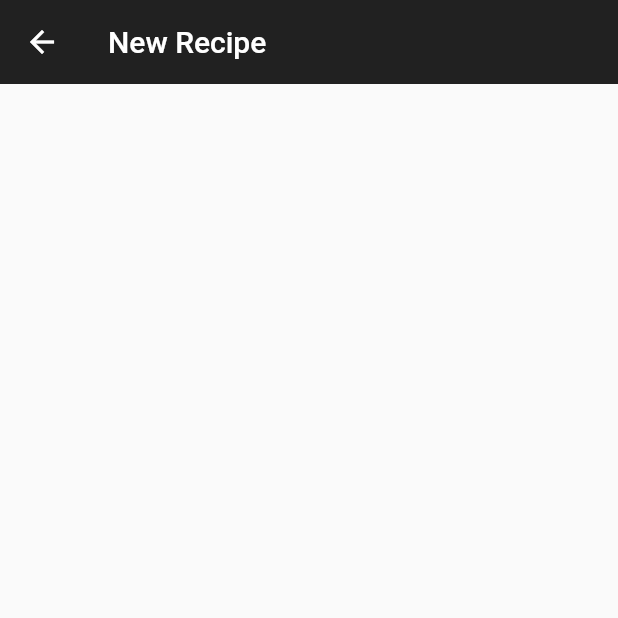
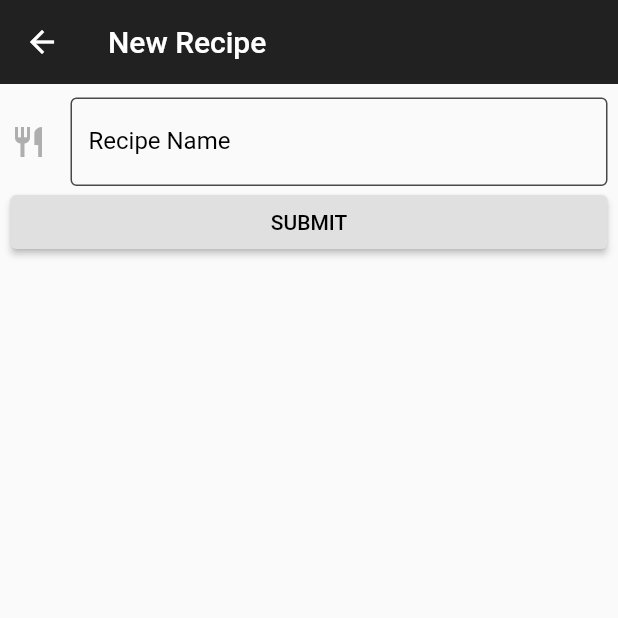
Before and after one commit to wesley38/besitary, a Flutter app: the NewRecipePage screen opened directly, on a phone screen of 412 x 824 dp, the top half of it. Run offline on Flutter 3.47's test engine with Material 2 defaults, Android fonts, the phone set to English and light mode, and no system bars.

Commit message:
Stylised material input field, removed unnecessary text labels

```diff
--- a/lib/main.dart
+++ b/lib/main.dart
@@ -39,7 +39,9 @@ class MyApp extends StatelessWidget {
           style: ElevatedButton.styleFrom(
             primary: ksecondary,
             onPrimary: ktextonS,
-          ))),
+          ),
+        ),
+      ),
       home: const MyHomePage(title: 'Flutter Demo Home Page'),
     );
   }
--- a/lib/new_recipe.dart
+++ b/lib/new_recipe.dart
@@ -1,3 +1,5 @@
+import 'dart:ui';
+
 import 'package:flutter/material.dart';
 
 import 'colors.dart';
@@ -12,9 +14,82 @@ class NewRecipePage extends StatefulWidget {
 class _NewRecipePageState extends State<NewRecipePage> {
   @override
   Widget build(BuildContext context) {
+    // Page has an AppBar and padding around the new recipe form
     return Scaffold(
-      appBar: AppBar(
-        title: Text("New Recipe"),
+        appBar: AppBar(
+          title: const Text("New Recipe"),
+        ),
+        body: const Padding(
+          padding: EdgeInsets.fromLTRB(7.0, 9.0, 7.0, 9.0),
+          child: NewRecipeForm(),
+        ));
+  }
+}
+
+class NewRecipeForm extends StatefulWidget {
+  const NewRecipeForm({Key? key}) : super(key: key);
+
+  @override
+  State<NewRecipeForm> createState() => _NewRecipeFormState();
+}
+
+class _NewRecipeFormState extends State<NewRecipeForm> {
+  final _formKey = GlobalKey<FormState>();
+
+  // Styling for text used for labels
+  final TextStyle _labelStyle = const TextStyle(
+    color: kprimaryDark,
+    fontSize: 20.0,
+  );
+
+  // Generate input decoration
+  InputDecoration createInput(String inputName) {
+    return InputDecoration(
+        labelText: inputName,
+        border: const OutlineInputBorder(),
+        icon: const Icon(
+          Icons.restaurant,
+          color: ksecondaryDark,
+        ),
+        enabledBorder: const OutlineInputBorder(
+          borderSide: BorderSide(color: kprimaryLight),
+        ),
+        focusColor: kprimaryDark,
+        focusedBorder: const OutlineInputBorder(
+          borderSide: BorderSide(color: kprimaryDark),
+        ),
+        labelStyle: const TextStyle(color: kprimaryDark));
+  }
+
+  // Form to input new recipe
+  @override
+  Widget build(BuildContext context) {
+    return Form(
+      key: _formKey,
+      child: ListView(
+        children: <Widget>[
+          TextFormField(
+            validator: (value) {
+              if (value == null || value.isEmpty) {
+                return "Please enter a recipe name";
+              }
+              return null;
+            },
+            decoration: createInput("Recipe Name"),
+          ),
+          ElevatedButton(
+            onPressed: () {
+              if (_formKey.currentState!.validate()) {
+                ScaffoldMessenger.of(context).showSnackBar(
+                  const SnackBar(content: Text('Processing Data')),
+                );
+              }
+            },
+            child: const Text(
+              "SUBMIT",
+            ),
+          )
+        ],
       ),
     );
   }
```
Lines whose indentation alone changed are shown as unchanged.
